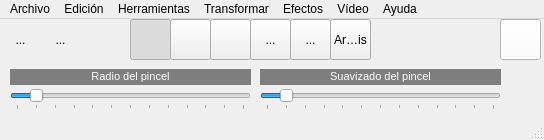
Before: the Qt Designer form mainwindow.ui in Daniumy/QFotoPaint4, drawn with Qt 5.
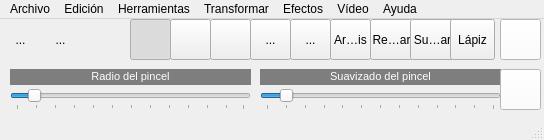
After: the same form once the commit is applied. Icons and pictures are not drawn.

Diff of the .ui file:
```diff
--- a/mainwindow.ui
+++ b/mainwindow.ui
@@ -117,6 +117,9 @@
       <height>21</height>
      </rect>
     </property>
+    <property name="minimum">
+     <number>1</number>
+    </property>
     <property name="maximum">
      <number>120</number>
     </property>
@@ -381,6 +384,79 @@
      <bool>true</bool>
     </property>
    </widget>
+   <widget class="QToolButton" name="toolButton_10">
+    <property name="geometry">
+     <rect>
+      <x>370</x>
+      <y>0</y>
+      <width>43</width>
+      <height>41</height>
+     </rect>
+    </property>
+    <property name="text">
+     <string>Rellenar</string>
+    </property>
+    <property name="checkable">
+     <bool>true</bool>
+    </property>
+    <property name="autoExclusive">
+     <bool>true</bool>
+    </property>
+   </widget>
+   <widget class="QToolButton" name="toolButton_11">
+    <property name="geometry">
+     <rect>
+      <x>410</x>
+      <y>0</y>
+      <width>45</width>
+      <height>41</height>
+     </rect>
+    </property>
+    <property name="text">
+     <string>Suavizar</string>
+    </property>
+    <property name="checkable">
+     <bool>true</bool>
+    </property>
+    <property name="autoExclusive">
+     <bool>true</bool>
+    </property>
+   </widget>
+   <widget class="QToolButton" name="toolButton_12">
+    <property name="geometry">
+     <rect>
+      <x>450</x>
+      <y>0</y>
+      <width>45</width>
+      <height>41</height>
+     </rect>
+    </property>
+    <property name="text">
+     <string>Lápiz</string>
+    </property>
+    <property name="checkable">
+     <bool>true</bool>
+    </property>
+    <property name="autoExclusive">
+     <bool>true</bool>
+    </property>
+   </widget>
+   <widget class="QPushButton" name="pushButton_2">
+    <property name="geometry">
+     <rect>
+      <x>500</x>
+      <y>50</y>
+      <width>41</width>
+      <height>41</height>
+     </rect>
+    </property>
+    <property name="styleSheet">
+     <string notr="true">background-color: rgb(255, 255, 255);</string>
+    </property>
+    <property name="text">
+     <string/>
+    </property>
+   </widget>
   </widget>
   <widget class="QMenuBar" name="menuBar">
    <property name="geometry">
```
Left out of the diff: 18 changed lines with no effect on the pictures.
